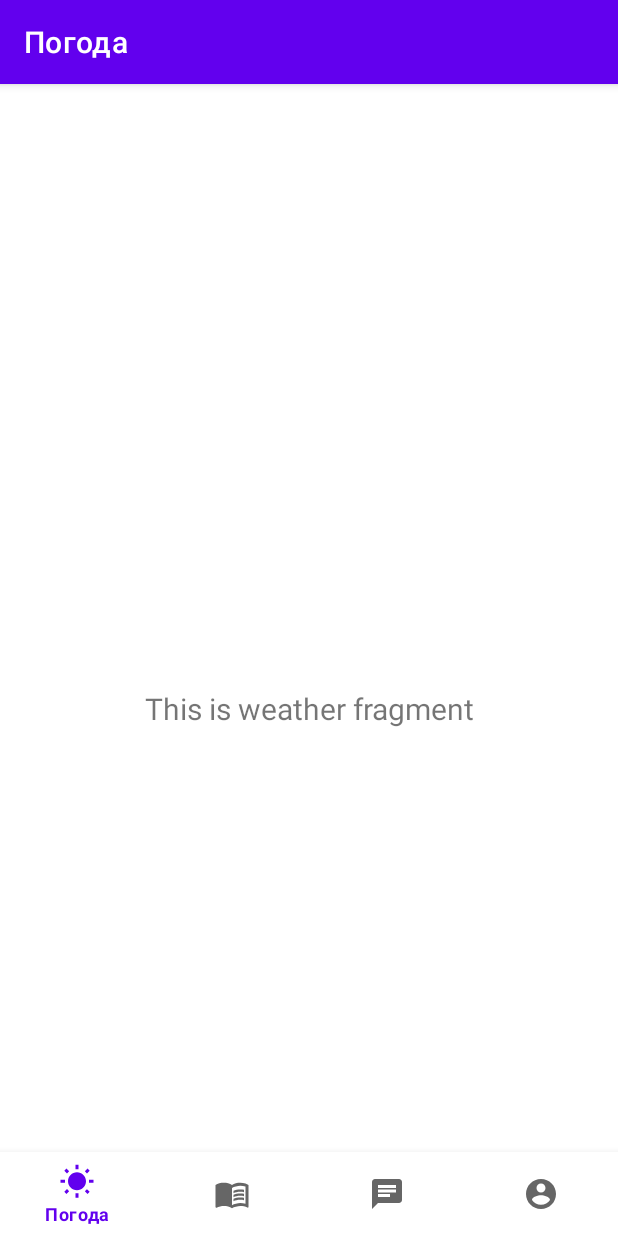
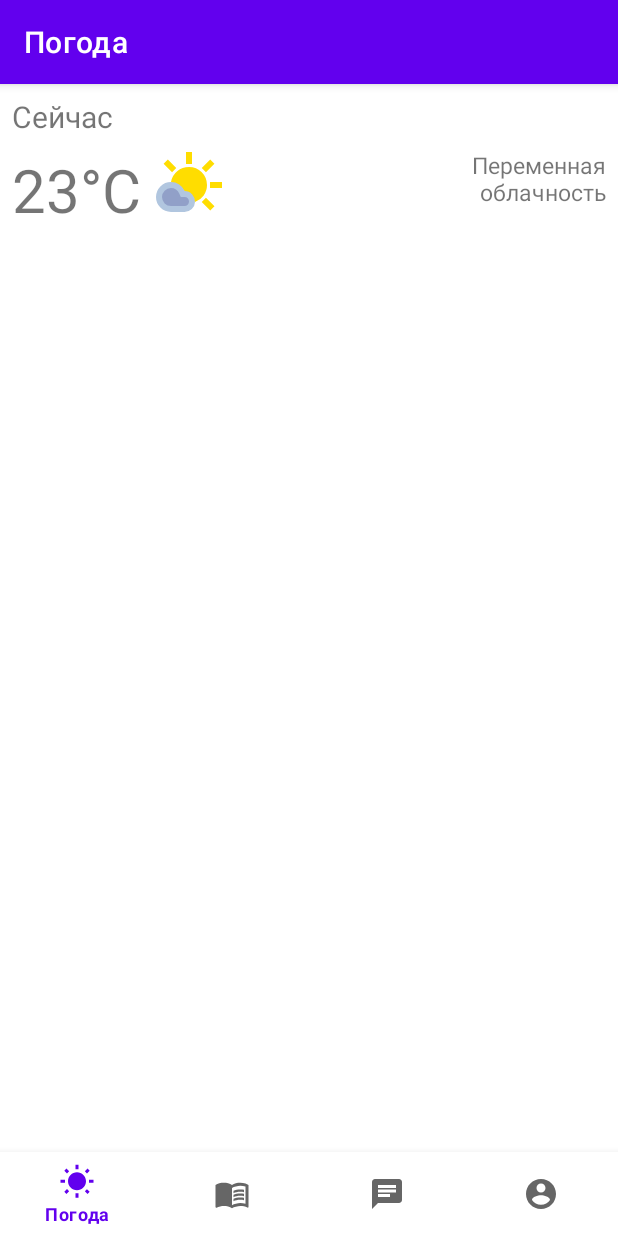
Before and after one commit to vladossy4/tbank-fishing, an Android app: the screen it shows after launch (MainActivity), on a phone screen of 412 x 824 dp. Run offline under Robolectric (Android 15) with nearby library versions, the light colour scheme and no system bars; our stand-ins replace navigation-ui.

Commit message:
Weather icons and temperature now

```diff
--- a/android/app/src/main/java/com/salfetka/fishing/ui/weather/WeatherFragment.java
+++ b/android/app/src/main/java/com/salfetka/fishing/ui/weather/WeatherFragment.java
@@ -24,8 +24,12 @@ public class WeatherFragment extends Fragment {
         binding = FragmentWeatherBinding.inflate(inflater, container, false);
         View root = binding.getRoot();
 
-        final TextView textView = binding.textHome;
-        weatherViewModel.getText().observe(getViewLifecycleOwner(), textView::setText);
+        final TextView textDay = binding.textDay;
+        final TextView mainTemperature = binding.mainTemperature;
+        final TextView mainWeather = binding.mainWeather;
+        weatherViewModel.getTextDay().observe(getViewLifecycleOwner(), textDay::setText);
+        weatherViewModel.getMainTemperature().observe(getViewLifecycleOwner(), mainTemperature::setText);
+        weatherViewModel.getMainWeather().observe(getViewLifecycleOwner(), mainWeather::setText);
         return root;
     }
 
--- a/android/app/src/main/java/com/salfetka/fishing/ui/weather/WeatherViewModel.java
+++ b/android/app/src/main/java/com/salfetka/fishing/ui/weather/WeatherViewModel.java
@@ -6,14 +6,23 @@ import androidx.lifecycle.ViewModel;
 
 public class WeatherViewModel extends ViewModel {
 
-    private final MutableLiveData<String> mText;
+    private final MutableLiveData<String> day = new MutableLiveData<>();
+    private final MutableLiveData<String> mainTemperature = new MutableLiveData<>();
+    private final MutableLiveData<String> mainWeather = new MutableLiveData<>();
 
     public WeatherViewModel() {
-        mText = new MutableLiveData<>();
-        mText.setValue("This is weather fragment");
+        day.setValue("Сейчас");
+        mainTemperature.setValue("23°C");
+        mainWeather.setValue("Переменная\nоблачность");
     }
 
-    public LiveData<String> getText() {
-        return mText;
+    public LiveData<String> getTextDay() {
+        return day;
+    }
+    public LiveData<String> getMainTemperature() {
+        return mainTemperature;
+    }
+    public LiveData<String> getMainWeather() {
+        return mainWeather;
     }
 }
--- /dev/null
+++ b/android/app/src/main/res/drawable/ic_weather_partly_cloudy_48dp.xml
@@ -0,0 +1,21 @@
+<vector xmlns:android="http://schemas.android.com/apk/res/android"
+    android:height="48dp"
+    android:viewportHeight="960"
+    android:viewportWidth="960"
+    android:width="48dp">
+    <path
+        android:fillColor="@color/weather_sun"
+        android:pathData="M440,200L440,40L520,40L520,200L440,200ZM706,310L650,254L763,140L819,197L706,310ZM760,520L760,440L920,440L920,520L760,520ZM763,819L650,706L706,650L820,762L763,819ZM254,310L141,197L198,140L310,254L254,310Z"/>
+    <path
+        android:fillColor="@color/weather_sun"
+        android:pathData="M560,706Q260,445 240,440Q254,352 322.5,296Q391,240 480,240Q580,240 650,310Q720,380 720,480Q720,557 676,618.5Q632,680 560,706Z"/>
+        <path
+            android:fillColor="@color/weather_cloud_line"
+            android:pathData="M240,840Q157,840 98.5,781.5Q40,723 40,640Q40,557 98.5,498.5Q157,440 240,440Q300,440 349.5,472.5Q399,505 423,560L423,560L423,560Q481,560 520.5,603Q560,646 560,706Q558,763 517.5,801.5Q477,840 420,840L240,840Z"/>
+    <path
+        android:fillColor="@color/weather_cloud"
+        android:pathData="M240,760L420,760Q445,760 462.5,742.5Q480,725 480,700Q480,675 463,657.5Q446,640 421,640L370,640L350,592Q336,559 306,539.5Q276,520 240,520Q190,520 155,555Q120,590 120,640Q120,690 155,725Q190,760 240,760Z"/>
+
+
+
+</vector>
--- a/android/app/src/main/res/layout/activity_main.xml
+++ b/android/app/src/main/res/layout/activity_main.xml
@@ -3,15 +3,12 @@
     xmlns:app="http://schemas.android.com/apk/res-auto"
     android:id="@+id/container"
     android:layout_width="match_parent"
-    android:layout_height="match_parent"
-    android:paddingTop="?attr/actionBarSize">
+    android:layout_height="match_parent">
 
     <com.google.android.material.bottomnavigation.BottomNavigationView
         android:id="@+id/nav_view"
-        android:layout_width="0dp"
+        android:layout_width="match_parent"
         android:layout_height="wrap_content"
-        android:layout_marginStart="0dp"
-        android:layout_marginEnd="0dp"
         android:background="?android:attr/windowBackground"
         app:layout_constraintBottom_toBottomOf="parent"
         app:layout_constraintLeft_toLeftOf="parent"
--- a/android/app/src/main/res/layout/fragment_weather.xml
+++ b/android/app/src/main/res/layout/fragment_weather.xml
@@ -7,16 +7,48 @@
     tools:context=".ui.weather.WeatherFragment">
 
     <TextView
-        android:id="@+id/text_home"
-        android:layout_width="match_parent"
+        android:id="@+id/text_day"
+        android:layout_width="wrap_content"
         android:layout_height="wrap_content"
         android:layout_marginStart="8dp"
         android:layout_marginTop="8dp"
-        android:layout_marginEnd="8dp"
-        android:textAlignment="center"
+        android:textAlignment="textStart"
         android:textSize="20sp"
-        app:layout_constraintBottom_toBottomOf="parent"
-        app:layout_constraintEnd_toEndOf="parent"
-        app:layout_constraintStart_toStartOf="parent"
-        app:layout_constraintTop_toTopOf="parent" />
+        app:layout_constraintLeft_toLeftOf="parent"
+        app:layout_constraintTop_toTopOf="parent"/>
+
+    <TextView
+        android:id="@+id/main_temperature"
+        android:layout_width="wrap_content"
+        android:layout_height="wrap_content"
+        android:layout_marginStart="8dp"
+        android:layout_marginTop="8dp"
+        android:textAlignment="textStart"
+        android:textSize="40sp"
+        app:layout_constraintLeft_toLeftOf="parent"
+        app:layout_constraintTop_toBottomOf="@+id/text_day"/>
+
+    <TextView
+        android:id="@+id/main_weather"
+        android:layout_width="wrap_content"
+        android:layout_height="wrap_content"
+        android:layout_marginRight="8dp"
+        android:layout_marginTop="8dp"
+        android:textAlignment="textEnd"
+        android:textSize="15sp"
+        app:layout_constraintRight_toRightOf="parent"
+        app:layout_constraintTop_toBottomOf="@+id/text_day" />
+
+    <ImageView
+        android:id="@+id/imageView"
+        android:layout_width="wrap_content"
+        android:layout_height="wrap_content"
+        android:layout_marginStart="8dp"
+        android:layout_marginTop="8dp"
+        android:contentDescription="Значок погоды"
+        android:src="@drawable/ic_weather_partly_cloudy_48dp"
+        app:layout_constraintLeft_toRightOf="@+id/main_temperature"
+        app:layout_constraintTop_toBottomOf="@+id/text_day" />
+
+
 </androidx.constraintlayout.widget.ConstraintLayout>
--- a/android/app/src/main/res/menu/bottom_nav_menu.xml
+++ b/android/app/src/main/res/menu/bottom_nav_menu.xml
@@ -3,22 +3,22 @@
 
     <item
         android:id="@+id/navigation_weather"
-        android:icon="@drawable/ic_weather_black_24dp"
+        android:icon="@drawable/ic_nav_weather_24dp"
         android:title="@string/title_weather" />
 
     <item
         android:id="@+id/navigation_wiki"
-        android:icon="@drawable/ic_wiki_book_black_24dp"
+        android:icon="@drawable/ic_nav_wiki_book_24dp"
         android:title="@string/title_wiki" />
 
     <item
         android:id="@+id/navigation_discussions"
-        android:icon="@drawable/ic_chat_black_24dp"
+        android:icon="@drawable/ic_nav_chat_24dp"
         android:title="@string/title_discussions" />
 
     <item
         android:id="@+id/navigation_profile"
-        android:icon="@drawable/ic_account_profile_black_24dp"
+        android:icon="@drawable/ic_nav_account_profile_24dp"
         android:title="@string/title_profile" />
 
 </menu>
--- a/android/app/src/main/res/values/colors.xml
+++ b/android/app/src/main/res/values/colors.xml
@@ -7,4 +7,11 @@
     <color name="teal_700">#FF018786</color>
     <color name="black">#FF000000</color>
     <color name="white">#FFFFFFFF</color>
+
+    <color name="weather_cloud">#91A0C8</color>
+    <color name="weather_cloud_line">#B1C6DF</color>
+    <color name="weather_rain">#002198</color>
+    <color name="weather_snow">#DFDFDF</color>
+    <color name="weather_thunder">#FFC107</color>
+    <color name="weather_sun">#FFDD00</color>
 </resources>
```
Also changed, not shown: android/app/src/main/res/drawable/ic_dashboard_black_24dp.xml (deleted, +0 -9 lines), android/app/src/main/res/drawable/ic_home_black_24dp.xml (deleted, +0 -9 lines), android/app/src/main/res/drawable/ic_notifications_black_24dp.xml (deleted, +0 -9 lines), android/app/src/main/res/drawable/ic_weather_cloudy_48dp.xml (added, +9 -0 lines), android/app/src/main/res/drawable/ic_weather_rainy_48dp.xml (added, +15 -0 lines), android/app/src/main/res/drawable/ic_weather_snowy_48.xml (added, +12 -0 lines), android/app/src/main/res/drawable/ic_weather_sunny_48dp.xml (added, +10 -0 lines), android/app/src/main/res/drawable/ic_weather_thunderstorm_48dp.xml (added, +15 -0 lines), android/app/src/main/res/drawable/ic_nav_account_profile_24dp.xml (renamed from android/app/src/main/res/drawable/ic_account_profile_black_24dp.xml), android/app/src/main/res/drawable/ic_nav_chat_24dp.xml (renamed from android/app/src/main/res/drawable/ic_chat_black_24dp.xml), android/app/src/main/res/drawable/ic_nav_weather_24dp.xml (renamed from android/app/src/main/res/drawable/ic_weather_black_24dp.xml), android/app/src/main/res/drawable/ic_nav_wiki_book_24dp.xml (renamed from android/app/src/main/res/drawable/ic_wiki_book_black_24dp.xml).
